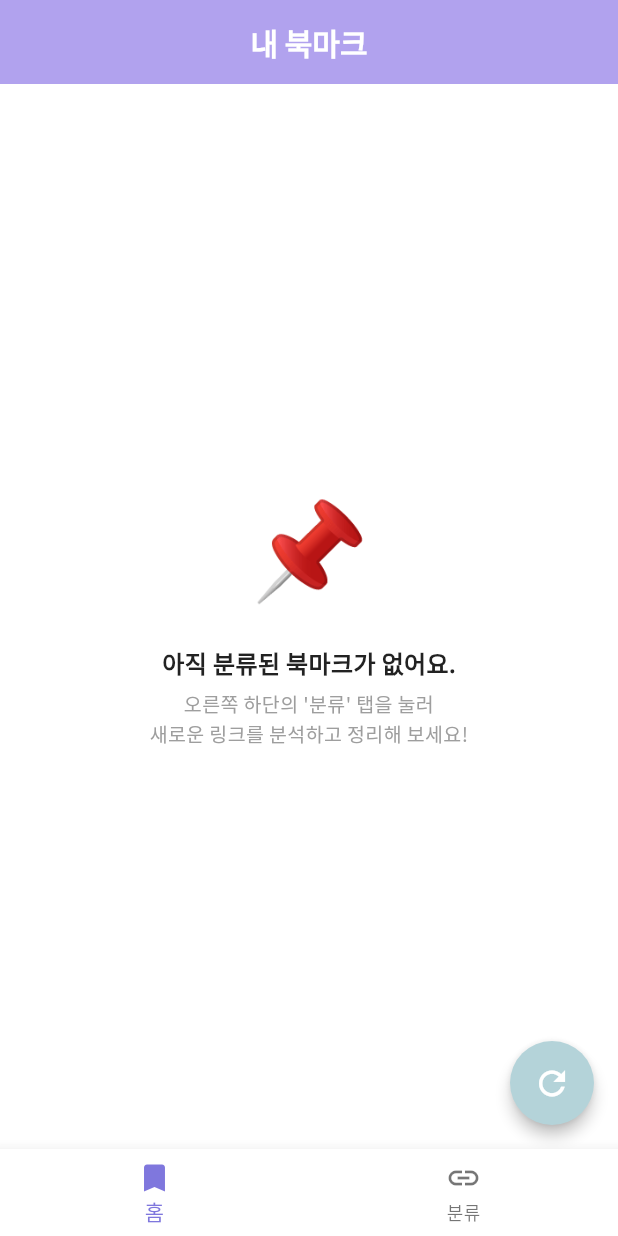
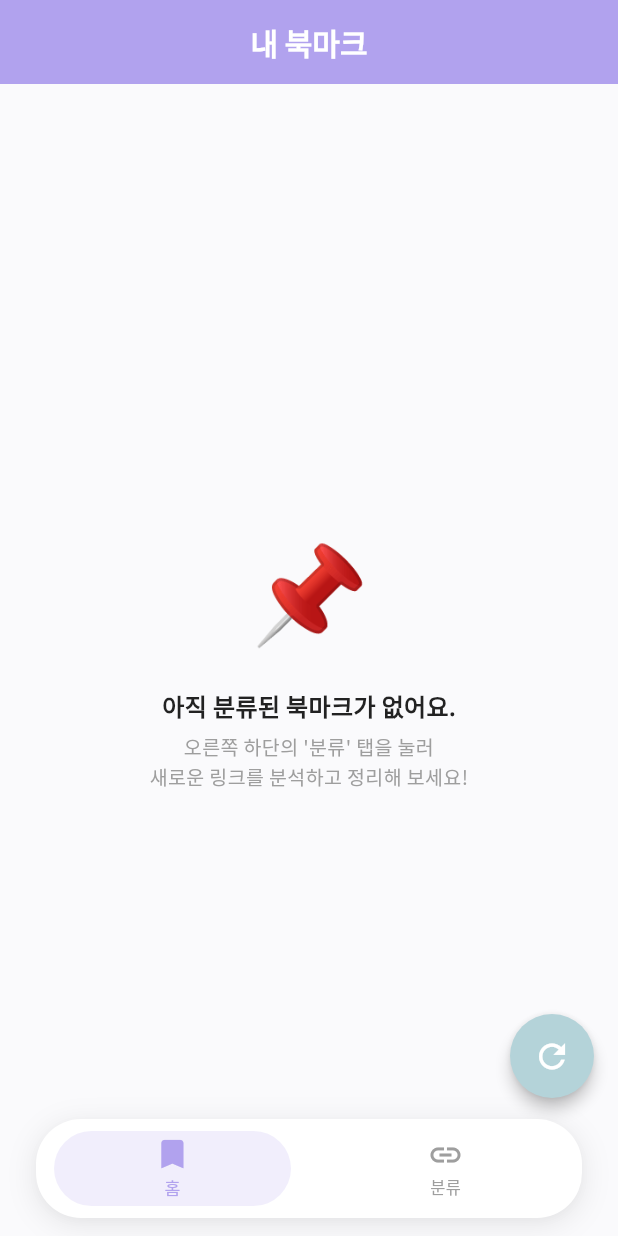
Before and after one commit to C-sewon/kimjiuse, a Flutter app: the screen it shows after launch, on a phone screen of 412 x 824 dp. Run offline on Flutter 3.47's test engine with Material 3 defaults, Android fonts, the phone set to English and light mode, and no system bars; our stand-ins replace google_fonts, logger; missing offline and left inert: dart:ffi; network calls fail.

Commit message:
feat: redesign bottom nav bar with floating style and refactor deprecated withOpacity

```diff
--- a/flutter_app/lib/category_screen.dart
+++ b/flutter_app/lib/category_screen.dart
@@ -295,8 +295,8 @@ class _CategoryScreenState extends State<CategoryScreen> {
                             Positioned.fill(
                               child: Container(
                                 color: isSelected
-                                    ? const Color(0xFFB1A2EE).withOpacity(0.4)
-                                    : Colors.black.withOpacity(0.25),
+                                    ? const Color(0xFFB1A2EE).withValues(alpha:0.4)
+                                    : Colors.black.withValues(alpha:0.25),
                               ),
                             ),
                             Positioned(
@@ -354,7 +354,7 @@ class _CategoryScreenState extends State<CategoryScreen> {
                         color: hasSelection ? Colors.red : Colors.transparent,
                         borderRadius: BorderRadius.circular(12),
                         boxShadow: hasSelection
-                            ? [BoxShadow(color: Colors.black.withOpacity(0.2), blurRadius: 4, offset: const Offset(0, 2))]
+                            ? [BoxShadow(color: Colors.black.withValues(alpha:0.2), blurRadius: 4, offset: const Offset(0, 2))]
                             : [],
                       ),
                       child: InkWell(
@@ -365,7 +365,7 @@ class _CategoryScreenState extends State<CategoryScreen> {
                           children: [
                             Icon(
                               Icons.delete,
-                              color: hasSelection ? Colors.white : Colors.white.withOpacity(0.5),
+                              color: hasSelection ? Colors.white : Colors.white.withValues(alpha:0.5),
                               size: 18,
                             ),
                             const SizedBox(width: 4),
@@ -373,7 +373,7 @@ class _CategoryScreenState extends State<CategoryScreen> {
                               '삭제',
                               style: GoogleFonts.notoSansKr(
                                 fontWeight: FontWeight.bold,
-                                color: hasSelection ? Colors.white : Colors.white.withOpacity(0.5),
+                                color: hasSelection ? Colors.white : Colors.white.withValues(alpha:0.5),
                                 fontSize: 14,
                               ),
                             ),
@@ -388,7 +388,7 @@ class _CategoryScreenState extends State<CategoryScreen> {
                     Container(
                       decoration: BoxDecoration(
                         boxShadow: hasSelection
-                            ? [BoxShadow(color: Colors.black.withOpacity(0.12), blurRadius: 4, offset: const Offset(0, 2))]
+                            ? [BoxShadow(color: Colors.black.withValues(alpha:0.12), blurRadius: 4, offset: const Offset(0, 2))]
                             : [],
                       ),
                       child: TextButton.icon(
@@ -396,21 +396,21 @@ class _CategoryScreenState extends State<CategoryScreen> {
                           Icons.drive_file_move,
                           size: 16,
                           // 🌟 활성화 시 눈에 아주 선명하게 잘 띄는 진보라(#806EE3) 아이콘 장착
-                          color: hasSelection ? const Color(0xFF806EE3) : Colors.white.withOpacity(0.4),
+                          color: hasSelection ? const Color(0xFF806EE3) : Colors.white.withValues(alpha:0.4),
                         ),
                         label: Text(
                           '이동',
                           style: GoogleFonts.notoSansKr(
                             fontWeight: FontWeight.bold,
                             // 🌟 활성화 시 이동 글씨도 진보라(#806EE3)로 칼같이 선명하게 업그레이드!
-                            color: hasSelection ? const Color(0xFF806EE3) : Colors.white.withOpacity(0.4),
+                            color: hasSelection ? const Color(0xFF806EE3) : Colors.white.withValues(alpha:0.4),
                           )
                         ),
                         style: TextButton.styleFrom(
                           // 🌟 애니메이션 스타일인 ElevatedButton 대신 TextButton 구조로 전환하여 즉시 반응!
                           backgroundColor: hasSelection
                               ? const Color(0xFFF7F4EB)
-                              : Colors.white.withOpacity(0.15),
+                              : Colors.white.withValues(alpha:0.15),
                           shape: RoundedRectangleBorder(borderRadius: BorderRadius.circular(12)),
                           padding: const EdgeInsets.symmetric(horizontal: 14, vertical: 8),
                         ),
--- a/flutter_app/lib/classify_screen.dart
+++ b/flutter_app/lib/classify_screen.dart
@@ -141,7 +141,7 @@ class _ClassifyScreenState extends State<ClassifyScreen> {
                 borderRadius: BorderRadius.circular(16),
                 boxShadow: [
                   BoxShadow(
-                    color: Colors.black.withOpacity(0.04),
+                    color: Colors.black.withValues(alpha:0.04),
                     blurRadius: 10,
                     offset: const Offset(0, 4),
                   ),
@@ -199,8 +199,8 @@ class _ClassifyScreenState extends State<ClassifyScreen> {
                   padding: const EdgeInsets.symmetric(horizontal: 16, vertical: 6),
                   decoration: BoxDecoration(
                     color: statusMessage.contains('실패')
-                        ? Colors.red.withOpacity(0.1)
-                        : const Color(0xFFB1A2EE).withOpacity(0.1),
+                        ? Colors.red.withValues(alpha:0.1)
+                        : const Color(0xFFB1A2EE).withValues(alpha:0.1),
                     borderRadius: BorderRadius.circular(30),
                   ),
                   child: Text(
@@ -257,7 +257,7 @@ class _ClassifyScreenState extends State<ClassifyScreen> {
                             borderRadius: BorderRadius.circular(20),
                             boxShadow: [
                               BoxShadow(
-                                color: Colors.black.withOpacity(0.03),
+                                color: Colors.black.withValues(alpha:0.03),
                                 blurRadius: 14,
                                 offset: const Offset(0, 6),
                               ),
@@ -296,7 +296,7 @@ class _ClassifyScreenState extends State<ClassifyScreen> {
                                         top: 14,
                                         child: Container(
                                           decoration: BoxDecoration(
-                                            color: Colors.black.withOpacity(0.6),
+                                            color: Colors.black.withValues(alpha:0.6),
                                             borderRadius: BorderRadius.circular(30),
                                           ),
                                           padding: const EdgeInsets.symmetric(horizontal: 12, vertical: 6),
--- a/flutter_app/lib/home_screen.dart
+++ b/flutter_app/lib/home_screen.dart
@@ -110,7 +110,7 @@ class _HomeScreenState extends State<HomeScreen> {
   @override
   Widget build(BuildContext context) {
     return Scaffold(
-      backgroundColor: Colors.white,
+      backgroundColor: const Color(0xFFFAFAFC),
       appBar: AppBar(
         title: Text(
           '내 북마크',
@@ -192,8 +192,8 @@ class _HomeScreenState extends State<HomeScreen> {
                                     end: Alignment.bottomCenter,
                                     colors: [
                                       Colors.transparent,
-                                      Colors.black.withOpacity(0.1),
-                                      Colors.black.withOpacity(0.65),
+                                      Colors.black.withValues(alpha:0.1),
+                                      Colors.black.withValues(alpha:0.65),
                                     ],
                                   ),
                                 ),
@@ -218,7 +218,9 @@ class _HomeScreenState extends State<HomeScreen> {
                     );
                   },
                 ),
-      floatingActionButton: FloatingActionButton(
+      floatingActionButton: Padding(
+        padding: const EdgeInsets.only(bottom: 76),
+        child: FloatingActionButton(
           onPressed: () {
             setState(() => isLoading = true);
             loadCategories();
@@ -229,6 +231,7 @@ class _HomeScreenState extends State<HomeScreen> {
           shape: const CircleBorder(),
           child: const Icon(Icons.refresh, size: 26),
         ),
+      ),
     );
   }
 }
--- a/flutter_app/lib/main_screen.dart
+++ b/flutter_app/lib/main_screen.dart
@@ -1,10 +1,13 @@
 import 'package:flutter/material.dart';
+import 'package:google_fonts/google_fonts.dart';
 import 'home_screen.dart';
 import 'classify_screen.dart';
 
 class MainScreen extends StatefulWidget {
+  const MainScreen({super.key});
+
   @override
-  _MainScreenState createState() => _MainScreenState();
+  State<MainScreen> createState() => _MainScreenState();
 }
 
 class _MainScreenState extends State<MainScreen> {
@@ -18,25 +21,108 @@ class _MainScreenState extends State<MainScreen> {
   @override
   Widget build(BuildContext context) {
     return Scaffold(
+      extendBody: true,
       body: screens[_currentIndex],
-      bottomNavigationBar: BottomNavigationBar(
-        currentIndex: _currentIndex,
-        onTap: (index) {
-          setState(() {
-            _currentIndex = index;
-          });
-        },
-        selectedItemColor: Color(0xFF7F77DD),
-        items: [
-          BottomNavigationBarItem(
-            icon: Icon(Icons.bookmark),
-            label: '홈',
+      bottomNavigationBar: SafeArea(
+        child: Padding(
+          padding: const EdgeInsets.only(left: 24, right: 24, bottom: 12),
+          child: Container(
+            height: 66,
+            decoration: BoxDecoration(
+              color: Colors.white,
+              borderRadius: BorderRadius.circular(30),
+              boxShadow: [
+                BoxShadow(
+                  color: Colors.black.withValues(alpha:0.08),
+                  blurRadius: 16,
+                  spreadRadius: 1,
+                  offset: const Offset(0, 4),
+                ),
+                BoxShadow(
+                  color: Colors.black.withValues(alpha:0.02),
+                  blurRadius: 4,
+                  spreadRadius: 0,
+                  offset: const Offset(0, 2),
+                ),
+              ],
+            ),
+            child: LayoutBuilder(
+              builder: (context, constraints) {
+                final double width = constraints.maxWidth;
+                final double itemWidth = width / 2;
+
+                return Stack(
+                  children: [
+                    AnimatedPositioned(
+                      duration: const Duration(milliseconds: 400),
+                      curve: Curves.fastOutSlowIn,
+                      left: _currentIndex * itemWidth + 12,
+                      top: 8,
+                      child: Container(
+                        width: itemWidth - 24,
+                        height: 50,
+                        decoration: BoxDecoration(
+                          color: const Color(0xFFB1A2EE).withValues(alpha: 0.18),
+                          borderRadius: BorderRadius.circular(25),
+                        ),
+                      ),
+                    ),
+                    Row(
+                      children: [
+                        Expanded(
+                          child: _buildNavItem(0, Icons.bookmark_border, Icons.bookmark, '홈'),
+                        ),
+                        Expanded(
+                          child: _buildNavItem(1, Icons.link, Icons.link, '분류'),
+                        ),
+                      ],
+                    ),
+                  ],
+                );
+              },
+            ),
           ),
-          BottomNavigationBarItem(
-            icon: Icon(Icons.link),
-            label: '분류',
+        ),
+      ),
+    );
+  }
+
+  Widget _buildNavItem(int index, IconData unselectedIcon, IconData selectedIcon, String label) {
+    final bool isSelected = _currentIndex == index;
+    final Color activeColor = const Color(0xFFB1A2EE);
+
+    return GestureDetector(
+      onTap: () {
+        setState(() {
+          _currentIndex = index;
+        });
+      },
+      behavior: HitTestBehavior.opaque,
+      child: Center(
+        child: AnimatedScale(
+          scale: isSelected ? 1.05 : 1.0,
+          duration: const Duration(milliseconds: 250),
+          curve: Curves.easeOut,
+          child: Column(
+            mainAxisSize: MainAxisSize.min,
+            children: [
+              Icon(
+                isSelected ? selectedIcon : unselectedIcon,
+                color: isSelected ? activeColor : Colors.grey,
+                size: 24,
+              ),
+              const SizedBox(height: 2),
+              Text(
+                label,
+                style: GoogleFonts.notoSansKr(
+                  fontSize: 11,
+                  fontWeight: isSelected ? FontWeight.w500 : FontWeight.w500,
+                  color: isSelected ? activeColor : Colors.grey,
+                ),
+              ),
+            ],
           ),
-        ],
+        ),
       ),
     );
   }
```
Lines whose indentation alone changed are shown as unchanged.
